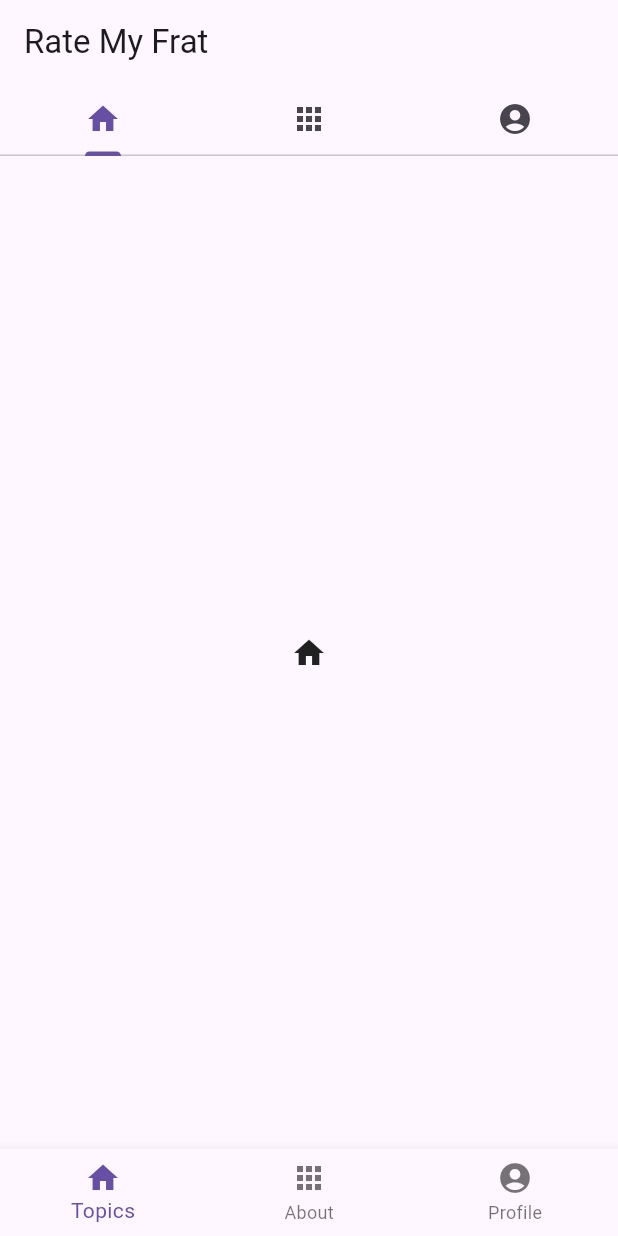
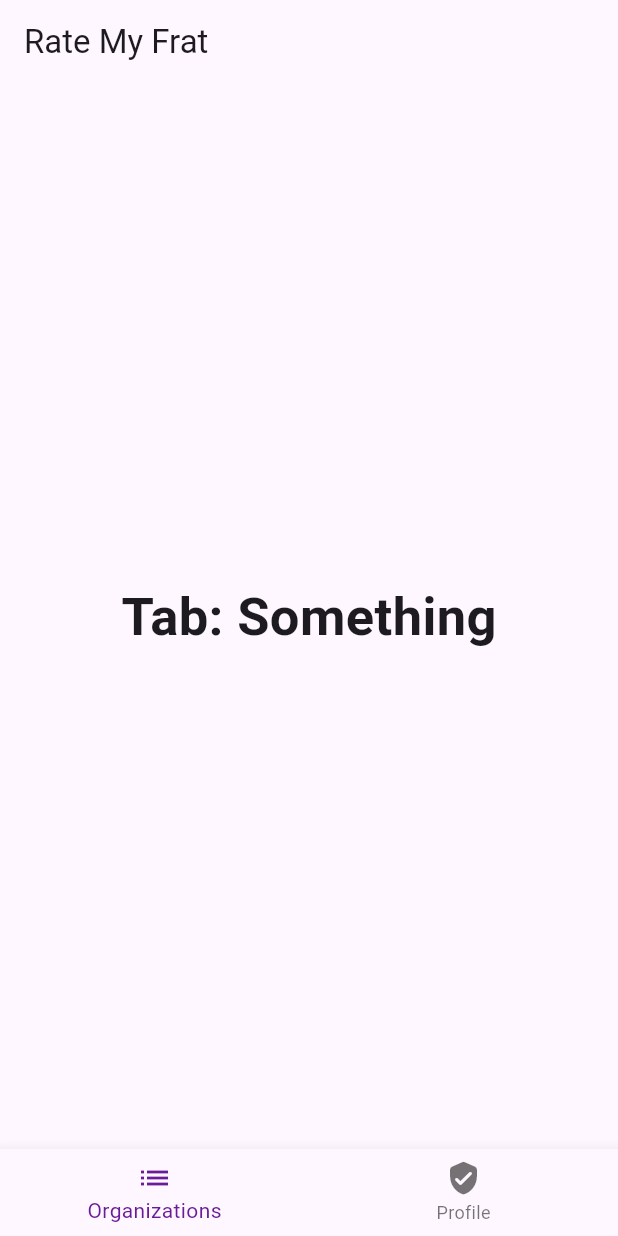
Before and after one commit to yankeeFulcrum/hackVioletProject, a Flutter app: the screen it shows after launch, on a phone screen of 412 x 824 dp. Run offline on Flutter 3.47's test engine with Material 3 defaults, Android fonts, the phone set to English and light mode, and no system bars.

Commit message:
removes tab

```diff
--- a/hackviolet_project/lib/main.dart
+++ b/hackviolet_project/lib/main.dart
@@ -4,54 +4,69 @@ void main() {
   runApp(const TabBarDemo());
 }
 
-class TabBarDemo extends StatelessWidget {
+class TabBarDemo extends StatefulWidget {
   const TabBarDemo({super.key});
+
+  @override
+  _TabBarDemoState createState() => _TabBarDemoState();
+}
+
+class _TabBarDemoState extends State<TabBarDemo> {
+  int _selectedIndex = 0;
+
+  // This list holds the widget for each tab.
+  static const List<Widget> _widgetOptions = <Widget>[
+    Text(
+      'Tab: Something',
+      style: TextStyle(fontSize: 35, fontWeight: FontWeight.bold),
+    ),
+    Text(
+      'Tab: Feed',
+      style: TextStyle(fontSize: 35, fontWeight: FontWeight.bold),
+    ),
+    Text(
+      'Tab: Profile',
+      style: TextStyle(fontSize: 35, fontWeight: FontWeight.bold),
+    ),
+  ];
+
+  // This function is triggered when a BottomNavigationBarItem is tapped.
+  void _onItemTapped(int index) {
+    setState(() {
+      _selectedIndex = index;
+    });
+  }
 
   @override
   Widget build(BuildContext context) {
     return MaterialApp(
-      home: DefaultTabController(
-        length: 3,
-        child: Scaffold(
+      home: Scaffold(
         appBar: AppBar(
-            bottom: const TabBar(
-              tabs: [
-                Tab(icon: Icon(Icons.home)),
-                Tab(icon: Icon(Icons.apps)),
-                Tab(icon: Icon(Icons.account_circle)),
-              ],
-            ),
           title: const Text('Rate My Frat'),
         ),
-          body: const TabBarView(
-            children: [
-              Icon(Icons.home),
-              Icon(Icons.apps),
-              Icon(Icons.account_circle),
-            ],
+        body: Center(
+          // Display the widget corresponding to the selected tab.
+          child: _widgetOptions.elementAt(_selectedIndex),
         ),
         bottomNavigationBar: BottomNavigationBar(
-            items: const [
+          items: const <BottomNavigationBarItem>[
             BottomNavigationBarItem(
-                icon: Icon(Icons.home),
-                label: 'Topics',
+              icon: Icon(Icons.list),
+              label: 'Organizations',
             ),
             BottomNavigationBarItem(
-                icon: Icon(Icons.apps),
-                label: 'About',
-              ),
-              BottomNavigationBarItem(
-                icon: Icon(Icons.account_circle),
+              icon: Icon(Icons.verified_user_rounded),
               label: 'Profile',
             ),
           ],
-          ),
+          currentIndex: _selectedIndex,
+          selectedItemColor: Colors.purple[800],
+          onTap: _onItemTapped, // Define the onTap function
         ),
       ),
     );
   }
 }
-
 // class BottomNavBar extends StatelessWidget {
 //   const BottomNavBar({super.key});
 
```
Lines whose indentation alone changed are shown as unchanged.
